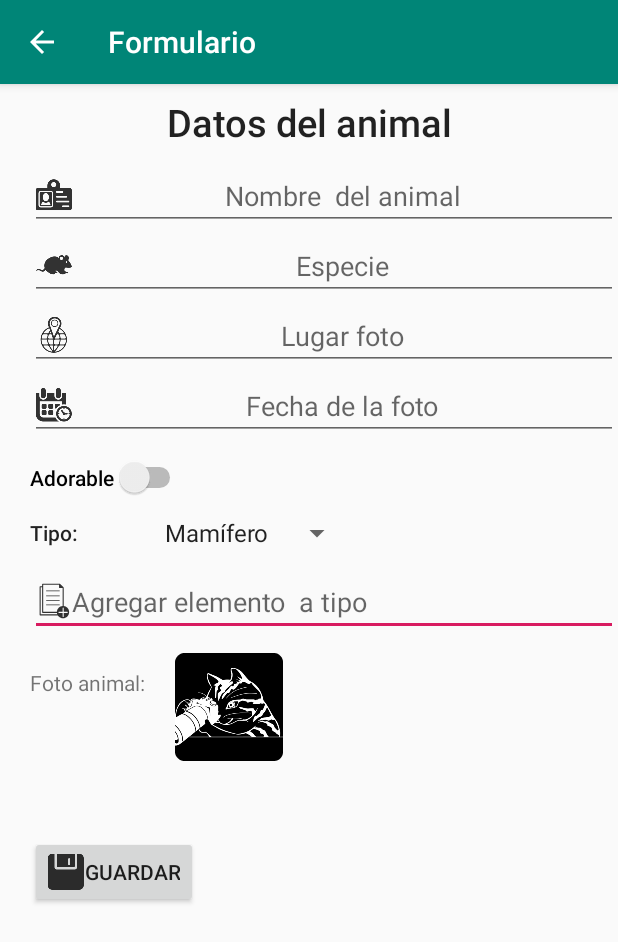
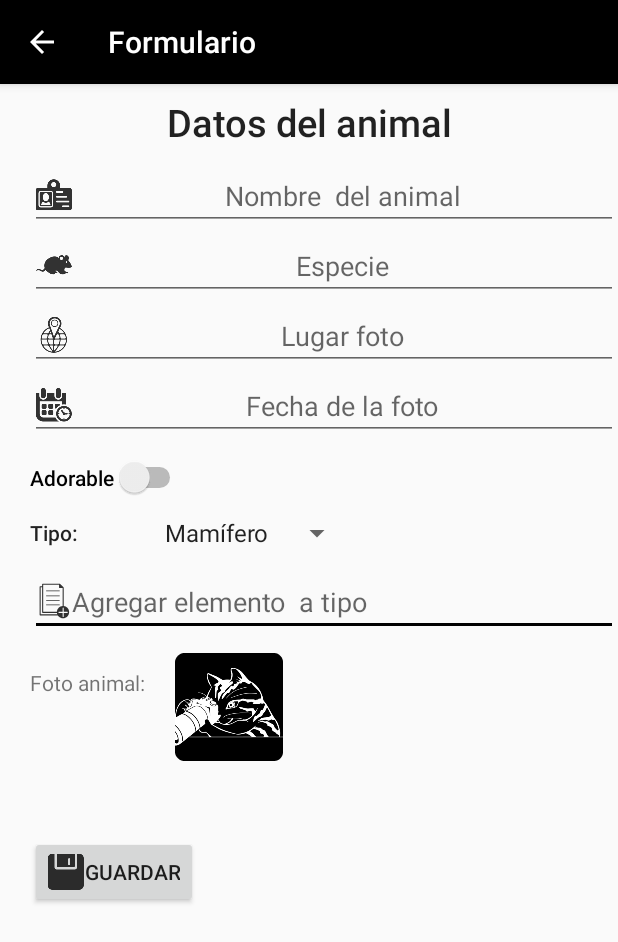
Before and after one commit to AMD031/proyectoAndroid, an Android app: the FormJavaActivity screen opened directly, with no data from a screen before it, on a phone screen of 412 x 824 dp. Shown: the top 942 px of the screen. Run offline under Robolectric (Android 15) with nearby library versions, the phone set to English and light mode, and no system bars.

Commit message:
Cambio de color y agregando vista horizontal

```diff
--- /dev/null
+++ b/app/src/main/java/proyecto/anigrud/interfaces/FormInterface.java
@@ -0,0 +1,18 @@
+package proyecto.anigrud.interfaces;
+
+public interface FormInterface {
+
+
+    public interface View{
+
+        void lanzarGuardado();
+    }
+
+    public interface Presenter
+    {
+        void onClickSave();
+
+    }
+
+
+}
--- /dev/null
+++ b/app/src/main/java/proyecto/anigrud/presenters/FormPresenter.java
@@ -0,0 +1,20 @@
+package proyecto.anigrud.presenters;
+
+import proyecto.anigrud.interfaces.FormInterface;
+
+public class FormPresenter implements FormInterface.Presenter {
+
+    private FormInterface.View view;
+
+    public FormPresenter(FormInterface.View view){
+        this.view = view;
+    }
+
+    @Override
+    public void onClickSave(){
+        view.lanzarGuardado();
+    }
+
+
+
+}
--- a/app/src/main/java/proyecto/anigrud/presenters/ListadoPresenter.java
+++ b/app/src/main/java/proyecto/anigrud/presenters/ListadoPresenter.java
@@ -4,7 +4,7 @@ import proyecto.anigrud.interfaces.ListadoInterface;
 
 public class ListadoPresenter implements ListadoInterface.Presenter{
 
-  private ListadoInterface.View view;
+    private ListadoInterface.View view;
 
  public ListadoPresenter(ListadoInterface.View view){
      this.view = view;
--- a/app/src/main/java/proyecto/anigrud/views/FormJavaActivity.java
+++ b/app/src/main/java/proyecto/anigrud/views/FormJavaActivity.java
@@ -1,5 +1,6 @@
 package proyecto.anigrud.views;
 
+import android.app.slice.SliceItem;
 import android.os.Bundle;
 
 
@@ -8,11 +9,19 @@ import androidx.appcompat.widget.Toolbar;
 
 import android.util.Log;
 import android.view.View;
+import android.widget.Button;
+
+import com.google.android.material.floatingactionbutton.FloatingActionButton;
 
 import proyecto.anigrud.R;
+import proyecto.anigrud.interfaces.FormInterface;
+import proyecto.anigrud.interfaces.ListadoInterface;
+import proyecto.anigrud.presenters.FormPresenter;
+import proyecto.anigrud.presenters.ListadoPresenter;
 
-public class FormJavaActivity extends AppCompatActivity {
+public class FormJavaActivity extends AppCompatActivity implements FormInterface.View {
     String TAG = "aniGRUD/Formulario";
+    private FormInterface.Presenter presenter;
 
     @Override
     protected void onCreate(Bundle savedInstanceState) {
@@ -24,7 +33,26 @@ public class FormJavaActivity extends AppCompatActivity {
         getSupportActionBar().setDisplayHomeAsUpEnabled(true);
         getSupportActionBar().setDisplayShowHomeEnabled(true);
 
+
+        presenter = new FormPresenter(this);
+
+        Button ba = findViewById(R.id.botonGuardar);
+        ba.setOnClickListener(new View.OnClickListener() {
+            @Override
+            public void onClick(View view) {
+                Log.d(TAG, "Pulsando boton  guardar");
+                presenter.onClickSave();
+            }
+        });
+
+
     }
+
+    @Override
+    public void lanzarGuardado(){
+        finish();
+    }
+
 
     @Override
     public boolean onSupportNavigateUp() {
--- a/app/src/main/res/layout/activity_form_java.xml
+++ b/app/src/main/res/layout/activity_form_java.xml
@@ -16,7 +16,7 @@
             android:id="@+id/toolbar"
             android:layout_width="match_parent"
             android:layout_height="?attr/actionBarSize"
-            android:background="?attr/colorPrimary"
+            android:background="#000000"
             app:popupTheme="@style/AppTheme.PopupOverlay"
 
             />
--- a/app/src/main/res/layout/activity_listado.xml
+++ b/app/src/main/res/layout/activity_listado.xml
@@ -15,7 +15,7 @@
             android:id="@+id/toolbar"
             android:layout_width="match_parent"
             android:layout_height="?attr/actionBarSize"
-            android:background="?attr/colorPrimary"
+            android:background="#000000"
             app:popupTheme="@style/AppTheme.PopupOverlay" />
 
     </com.google.android.material.appbar.AppBarLayout>
--- a/app/src/main/res/layout/content_form_java.xml
+++ b/app/src/main/res/layout/content_form_java.xml
@@ -224,7 +224,7 @@
                     android:orientation="vertical">
 
                     <Button
-                        android:id="@+id/button"
+                        android:id="@+id/botonGuardar"
                         android:layout_width="wrap_content"
                         android:layout_height="wrap_content"
                         android:drawableLeft="@drawable/ic_action_save"
--- a/app/src/main/res/values/styles.xml
+++ b/app/src/main/res/values/styles.xml
@@ -4,8 +4,8 @@
     <style name="AppTheme" parent="Theme.AppCompat.Light.DarkActionBar">
         <!-- Customize your theme here. -->
         <item name="colorPrimary">@color/colorPrimary</item>
-        <item name="colorPrimaryDark">@color/colorPrimaryDark</item>
-        <item name="colorAccent">@color/colorAccent</item>
+        <item name="colorPrimaryDark">#000000</item>
+        <item name="colorAccent">#000000</item>
     </style>
 
     <style name="AppTheme.NoActionBar">
```
Also changed, not shown: app/src/main/res/layout-land/content_listado.xml (added, +32 -0 lines).
